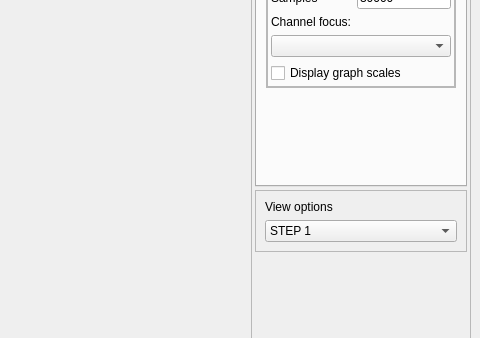
VeikkaLeppanen/Real_Time_EEG, file UI/eegwindow.ui: the form before one commit; both pictures show x 649 to 1129 and y 234 to 572 of the 1129 by 831 pixel window.
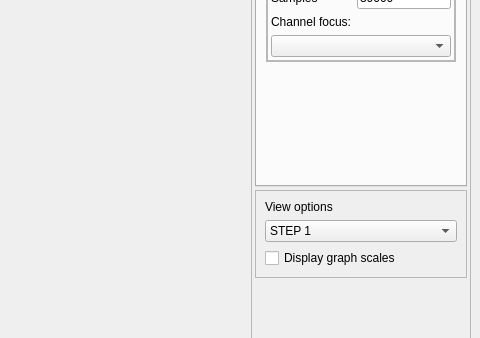
The form after the commit. Custom widgets are drawn as their Qt base class.

The edit to the form file:
```diff
--- a/UI/eegwindow.ui
+++ b/UI/eegwindow.ui
@@ -280,13 +280,6 @@
                  <item row="3" column="0" colspan="2">
                   <widget class="QComboBox" name="comboBox"/>
                  </item>
-                 <item row="4" column="0" colspan="2">
-                  <widget class="QCheckBox" name="checkBox">
-                   <property name="text">
-                    <string>Display graph scales</string>
-                   </property>
-                  </widget>
-                 </item>
                 </layout>
                </widget>
               </item>
@@ -596,6 +589,13 @@
             </item>
            </widget>
           </item>
+          <item>
+           <widget class="QCheckBox" name="checkBox">
+            <property name="text">
+             <string>Display graph scales</string>
+            </property>
+           </widget>
+          </item>
          </layout>
         </widget>
        </item>
```
